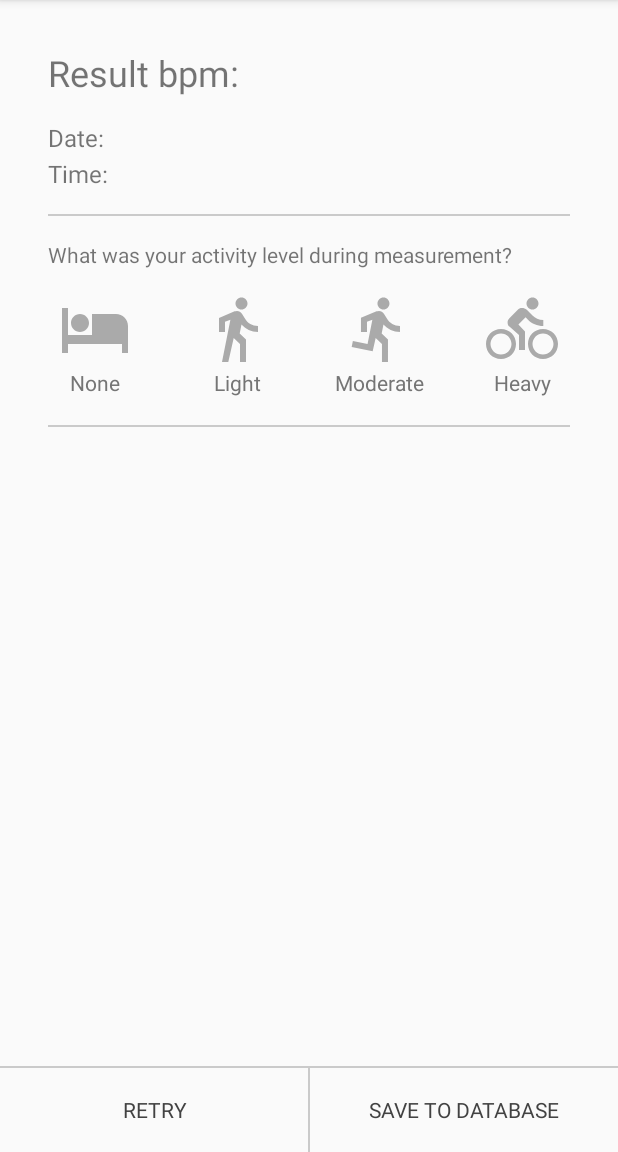
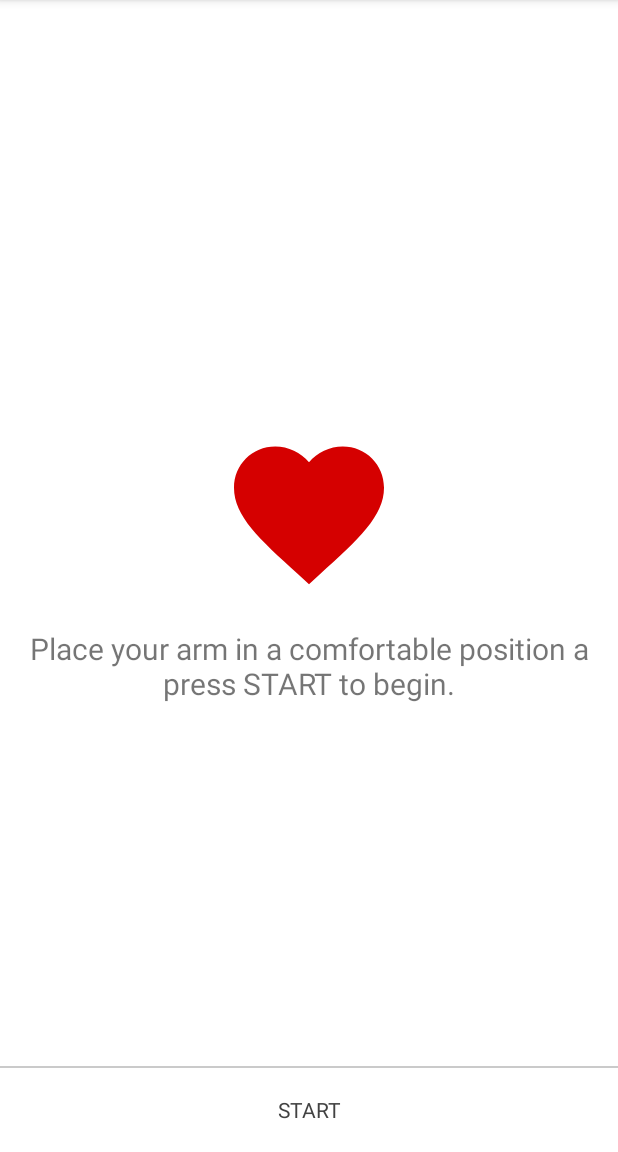
Before and after one commit to dotocan/Stresomjer, an Android app: the MeasureActivity screen opened directly, with no data from a screen before it, on a phone screen of 412 x 824 dp, the part 84-1236 px from its top. Run offline under Robolectric (Android 15) with nearby library versions, the phone set to English and light mode, and no system bars; 2 statements that could not run were skipped.

Commit message:
Fixed a few bugs.

```diff
--- a/build.gradle
+++ b/build.gradle
@@ -5,7 +5,7 @@ buildscript {
         jcenter()
     }
     dependencies {
-        classpath 'com.android.tools.build:gradle:2.1.2'
+        classpath 'com.android.tools.build:gradle:2.1.3'
 
         // NOTE: Do not place your application dependencies here; they belong
         // in the individual module build.gradle files
--- a/mobile/src/main/java/es/esy/stresomjer/stresomjer/view/activity/MeasureActivity.java
+++ b/mobile/src/main/java/es/esy/stresomjer/stresomjer/view/activity/MeasureActivity.java
@@ -2,8 +2,8 @@ package es.esy.stresomjer.stresomjer.view.activity;
 
 import android.animation.ObjectAnimator;
 import android.animation.PropertyValuesHolder;
+import android.content.Intent;
 import android.content.SharedPreferences;
-import android.os.Handler;
 import android.support.annotation.NonNull;
 import android.support.annotation.Nullable;
 import android.support.v4.content.ContextCompat;
@@ -14,7 +14,6 @@ import android.support.v7.widget.Toolbar;
 import android.text.TextUtils;
 import android.util.Log;
 import android.view.View;
-import android.widget.AdapterView;
 import android.widget.ImageView;
 import android.widget.RelativeLayout;
 import android.widget.TextView;
@@ -50,26 +49,34 @@ import retrofit2.converter.gson.GsonConverterFactory;
 
 public class MeasureActivity extends AppCompatActivity implements DataApi.DataListener,
         GoogleApiClient.ConnectionCallbacks,
-        GoogleApiClient.OnConnectionFailedListener,
-        AdapterView.OnItemSelectedListener {
+        GoogleApiClient.OnConnectionFailedListener {
 
+    // Result screen views
     private TextView tvRetry, tvSaveToDatabase;
     private TextView tvReceivedBpm, tvDate, tvTime;
+    private TextView tvNoActivity, tvLightActivity, tvModerateActivity, tvHeavyActivity;
+
+    // Loading screen views
     private RelativeLayout rlFullScreenLoadingPulsingHeart;
-    private ImageView imgPulsingHeart;
-    // TextViews with images
-    private TextView tvNoActivity, tvLightActivity, tvModerateActivity, tvHeavyActivity;
+    private ImageView imgPulsingHeart, imgCancelMeasureAction;
+    private TextView tvStartMeasuring;
+    private TextView tvMeasureInstructions;
 
     private static final String LOG_TAG = "Stresomjer phone";
     private GoogleApiClient mGoogleApiClient;
 
     private int count = 0;
 
-    private int bpm_value;
+    private int bpm_value = 0;
     private String date_measured;
     private String time_measured;
     private String user_id;
     private String activity;
+
+    // Used to switch rlFullScreenLoadingPulsingHeart between measuring and non-measuring state;
+    private boolean isInMeasuringState = false;
+
+    private ObjectAnimator objectAnimator;
 
     private SharedPreferences sharedPreferences;
 
@@ -90,18 +97,40 @@ public class MeasureActivity extends AppCompatActivity implements DataApi.DataLi
                 .addOnConnectionFailedListener(this)
                 .build();
 
-//        showPulsingHeart();
+        isInMeasuringState = false;
+        toggleMeasuringState();
+        showHeartScreen();
+    }
+
+    // tvStartMeasuring onClick method
+    public void startMeasuring(View v) {
+        isInMeasuringState = true;
+        toggleMeasuringState();
+        sendMeasureRequest();
+    }
+
+    // imgCancelMeasureAction onClick method
+    public void cancelMeasureAction(View v) {
+        isInMeasuringState = false;
+        toggleMeasuringState();
+        hideHeartScreen();
     }
 
     // tvRetry onClick method
     public void retryMeasurement(View v) {
-        startMeasuring();
+        isInMeasuringState = false;
+        toggleMeasuringState();
+        showHeartScreen();
     }
 
     // tvSaveToDatabase onClick method
     public void saveMeasurement(View v) {
+        if (bpm_value <= 0) {
+            Toast.makeText(MeasureActivity.this, getString(R.string.measurement_required), Toast.LENGTH_SHORT).show();
+        }
         if (TextUtils.isEmpty(activity)) {
-            Toast.makeText(MeasureActivity.this, getString(R.string.activity_level_required), Toast.LENGTH_SHORT).show();
+            Toast.makeText(MeasureActivity.this, getString(R.string.activity_level_required),
+                    Toast.LENGTH_SHORT).show();
         } else {
             sendToDatabase(user_id, bpm_value, date_measured, time_measured, activity);
         }
@@ -196,6 +225,9 @@ public class MeasureActivity extends AppCompatActivity implements DataApi.DataLi
             public void onResponse(Call<SimpleMeasurementServerResponse> call, Response<SimpleMeasurementServerResponse> response) {
                 SimpleMeasurementServerResponse resp = response.body();
                 Toast.makeText(MeasureActivity.this, resp.getMessage(), Toast.LENGTH_SHORT).show();
+
+                Intent i = new Intent(MeasureActivity.this, MainActivity.class);
+                startActivity(i);
             }
 
             @Override
@@ -216,39 +248,31 @@ public class MeasureActivity extends AppCompatActivity implements DataApi.DataLi
             supportActionBar.setDisplayHomeAsUpEnabled(true);
         }
 
-        // Initializing the widgets
+        // Result screen views
         tvRetry = (TextView) findViewById(R.id.tv_retry);
         tvSaveToDatabase = (TextView) findViewById(R.id.tv_save_to_database);
         tvReceivedBpm = (TextView) findViewById(R.id.tv_received_bpm);
         tvDate = (TextView) findViewById(R.id.tv_date);
         tvTime = (TextView) findViewById(R.id.tv_time);
-
         tvNoActivity = (TextView) findViewById(R.id.tv_no_activity);
         tvLightActivity = (TextView) findViewById(R.id.tv_light_activity);
         tvModerateActivity = (TextView) findViewById(R.id.tv_moderate_activity);
         tvHeavyActivity = (TextView) findViewById(R.id.tv_heavy_activity);
 
+        // Loading screen views
         rlFullScreenLoadingPulsingHeart = (RelativeLayout) findViewById(R.id.rl_full_screen_loading_pulsing_heart);
         imgPulsingHeart = (ImageView) findViewById(R.id.img_pulsing_heart);
+        imgCancelMeasureAction = (ImageView) findViewById(R.id.img_cancel_measure_action);
+        tvStartMeasuring = (TextView) findViewById(R.id.tv_start_measuring);
+        tvMeasureInstructions = (TextView) findViewById(R.id.tv_measure_instructions);
 
-        createPulsingEffect(imgPulsingHeart);
-    }
-
-    // Creating the pulse animation
-    private void createPulsingEffect(ImageView imageView) {
-        ObjectAnimator scaleDown = ObjectAnimator.ofPropertyValuesHolder(imageView,
-                PropertyValuesHolder.ofFloat("scaleX", 1.2f),
-                PropertyValuesHolder.ofFloat("scaleY", 1.2f));
-        scaleDown.setDuration(310);
-
-        scaleDown.setRepeatCount(ObjectAnimator.INFINITE);
-        scaleDown.setRepeatMode(ObjectAnimator.REVERSE);
-
-        scaleDown.start();
+        initObjectAnimator(imgPulsingHeart);
     }
 
     // Create a data map and put data in it
-    private void startMeasuring() {
+    private void sendMeasureRequest() {
+
+        // TODO uncomment this code
         // Make the request urgent
         PutDataMapRequest putDataMapReq = PutDataMapRequest.create("/start").setUrgent();
         putDataMapReq.getDataMap().putInt(Constants.START_KEY, count++);
@@ -256,19 +280,19 @@ public class MeasureActivity extends AppCompatActivity implements DataApi.DataLi
         PendingResult<DataApi.DataItemResult> pendingResult =
                 Wearable.DataApi.putDataItem(mGoogleApiClient, putDataReq);
 
-        Toast.makeText(MeasureActivity.this, "Started measuring", Toast.LENGTH_SHORT).show();
+        // Toast.makeText(MeasureActivity.this, "Started measuring", Toast.LENGTH_SHORT).show();
     }
 
     public void updateBpmText(int receivedBpmValue) {
         bpm_value = receivedBpmValue;
-        String bpmText = getString(R.string.result_bpm) + String.valueOf(receivedBpmValue);
+        String bpmText = getString(R.string.result_bpm) + " " + String.valueOf(receivedBpmValue);
         tvReceivedBpm.setText(bpmText);
     }
 
     @Override
     public void onConnected(@Nullable Bundle bundle) {
-        Toast.makeText(MeasureActivity.this, "Connected to watch", Toast.LENGTH_SHORT).show();
-        startMeasuring();
+        // Toast.makeText(MeasureActivity.this, "Connected to watch", Toast.LENGTH_SHORT).show();
+        // sendMeasureRequest();
         Wearable.DataApi.addListener(mGoogleApiClient, this);
     }
 
@@ -284,7 +308,10 @@ public class MeasureActivity extends AppCompatActivity implements DataApi.DataLi
 
                     updateBpmText(dataMap.getInt(Constants.BPM_KEY));
                     setDateTimeText();
-                    // hidePulsingHeart();
+                    hideHeartScreen();
+
+                    isInMeasuringState = false;
+                    toggleMeasuringState();
                 }
             } else if (event.getType() == DataEvent.TYPE_DELETED) {
                 // DataItem deleted
@@ -296,8 +323,8 @@ public class MeasureActivity extends AppCompatActivity implements DataApi.DataLi
         date_measured = DateFormat.getDateInstance().format(new Date());
         time_measured = DateFormat.getTimeInstance().format(new Date());
 
-        String dateTxt = getString(R.string.date) + date_measured;
-        String timeTxt = getString(R.string.time) + time_measured;
+        String dateTxt = getString(R.string.date) + " " + date_measured;
+        String timeTxt = getString(R.string.time) + " " + time_measured;
 
         tvDate.setText(dateTxt);
         tvTime.setText(timeTxt);
@@ -317,31 +344,38 @@ public class MeasureActivity extends AppCompatActivity implements DataApi.DataLi
     protected void onResume() {
         super.onResume();
         mGoogleApiClient.connect();
-//
-//        Handler handler = new Handler();
-//        handler.postDelayed(new Runnable() {
-//            @Override
-//            public void run() {
-//                 startMeasuring();
-//            }
-//        }, 1000);
     }
 
-    @Override
-    public void onItemSelected(AdapterView<?> parent, View view, int position, long id) {
-        activity = String.valueOf(parent.getItemAtPosition(position));
+
+    private void toggleMeasuringState() {
+        if (isInMeasuringState) {
+            tvMeasureInstructions.setText(getString(R.string.wait));
+            tvStartMeasuring.setVisibility(View.GONE);
+            imgCancelMeasureAction.setVisibility(View.VISIBLE);
+            objectAnimator.start();
+        } else {
+            tvMeasureInstructions.setText(getString(R.string.measure_instructions));
+            tvStartMeasuring.setVisibility(View.VISIBLE);
+            imgCancelMeasureAction.setVisibility(View.GONE);
+            objectAnimator.end();
+        }
     }
 
-    @Override
-    public void onNothingSelected(AdapterView<?> parent) {
-
-    }
-
-    private void showPulsingHeart() {
+    private void showHeartScreen() {
         rlFullScreenLoadingPulsingHeart.setVisibility(View.VISIBLE);
     }
 
-    private void hidePulsingHeart() {
+    private void hideHeartScreen() {
         rlFullScreenLoadingPulsingHeart.setVisibility(View.GONE);
     }
+
+    private void initObjectAnimator(ImageView imageView) {
+        objectAnimator = ObjectAnimator.ofPropertyValuesHolder(imageView,
+                PropertyValuesHolder.ofFloat("scaleX", 1.2f),
+                PropertyValuesHolder.ofFloat("scaleY", 1.2f));
+        objectAnimator.setDuration(310);
+
+        objectAnimator.setRepeatCount(ObjectAnimator.INFINITE);
+        objectAnimator.setRepeatMode(ObjectAnimator.REVERSE);
+    }
 }
--- a/mobile/src/main/java/es/esy/stresomjer/stresomjer/view/fragment/LoginFragment.java
+++ b/mobile/src/main/java/es/esy/stresomjer/stresomjer/view/fragment/LoginFragment.java
@@ -98,7 +98,7 @@ public class LoginFragment extends Fragment implements View.OnClickListener{
                 UserServerResponse userServerResponse = response.body();
                 Snackbar.make(getView(), userServerResponse.getMessage(), Snackbar.LENGTH_LONG).show();
 
-                if (userServerResponse.getResult().equals(Constants.SUCCESS)) {
+                if (userServerResponse.getResult().equals("success")) {
                     String userFirstName, userLastName, userEmail, userUniqueId;
                     SharedPreferences.Editor editor = sharedPreferences.edit();
 
@@ -115,6 +115,8 @@ public class LoginFragment extends Fragment implements View.OnClickListener{
                     editor.commit();
 
                     goToMain();
+                } else {
+                    rlFullScreenLoading.setVisibility(View.GONE);
                 }
             }
 
--- /dev/null
+++ b/mobile/src/main/res/drawable/ic_clear_black_24dp.xml
@@ -0,0 +1,9 @@
+<vector xmlns:android="http://schemas.android.com/apk/res/android"
+        android:width="24dp"
+        android:height="24dp"
+        android:viewportWidth="24.0"
+        android:viewportHeight="24.0">
+    <path
+        android:fillColor="#FF000000"
+        android:pathData="M19,6.41L17.59,5 12,10.59 6.41,5 5,6.41 10.59,12 5,17.59 6.41,19 12,13.41 17.59,19 19,17.59 13.41,12z"/>
+</vector>
--- a/mobile/src/main/res/layout/content_measure.xml
+++ b/mobile/src/main/res/layout/content_measure.xml
@@ -4,7 +4,8 @@
     android:layout_width="match_parent"
     android:layout_height="match_parent"
     xmlns:app="http://schemas.android.com/apk/res-auto"
-    app:layout_behavior="@string/appbar_scrolling_view_behavior">
+    app:layout_behavior="@string/appbar_scrolling_view_behavior"
+    android:animateLayoutChanges="true">
 
     <ScrollView
         android:layout_alignParentTop="true"
--- a/mobile/src/main/res/layout/full_screen_loading_pulsing_heart.xml
+++ b/mobile/src/main/res/layout/full_screen_loading_pulsing_heart.xml
@@ -5,7 +5,7 @@
     android:layout_width="match_parent"
     android:layout_height="match_parent"
     android:background="#fff"
-    android:visibility="gone">
+    android:animateLayoutChanges="true">
 
     <LinearLayout
         android:layout_width="match_parent"
@@ -21,14 +21,44 @@
             android:src="@drawable/ic_favorite_red_144dp"/>
 
         <TextView
+            android:id="@+id/tv_measure_instructions"
             android:layout_below="@+id/img_pulsing_heart"
             android:layout_width="match_parent"
             android:layout_height="wrap_content"
             android:gravity="center_horizontal"
-            android:text="@string/wait"
             android:layout_margin="@dimen/md_keylines"
-            android:textSize="24sp"/>
+            android:text="@string/measure_instructions"
+            android:textSize="20sp"/>
+    </LinearLayout>
 
+    <ImageView
+        android:id="@+id/img_cancel_measure_action"
+        android:layout_width="wrap_content"
+        android:layout_height="wrap_content"
+        android:layout_alignParentTop="true"
+        android:layout_alignParentRight="true"
+        android:layout_margin="@dimen/md_keylines"
+        android:src="@drawable/ic_clear_black_24dp"
+        android:onClick="cancelMeasureAction"/>
 
-    </LinearLayout>
+    <View
+        android:id="@+id/bottom_divider"
+        android:layout_above="@+id/tv_start_measuring"
+        android:layout_width="match_parent"
+        android:layout_height="1dp"
+        android:background="#cacaca" />
+
+    <TextView
+        android:id="@+id/tv_start_measuring"
+        android:layout_width="match_parent"
+        android:layout_height="56dp"
+        android:layout_alignParentBottom="true"
+        android:text="@string/start"
+        android:textColor="@color/dark_grey"
+        android:textAllCaps="true"
+        android:onClick="startMeasuring"
+        android:gravity="center"
+        android:clickable="true"
+        android:background="?attr/selectableItemBackground"/>
+
 </RelativeLayout>
--- a/mobile/src/main/res/values/strings.xml
+++ b/mobile/src/main/res/values/strings.xml
@@ -33,4 +33,7 @@
     <string name="activity_level_required">Choose your activity level to proceed.</string>
     <string name="empty_list">This list is empty.\nPress the + button to add some data.</string>
     <string name="about">About</string>
+    <string name="start">Start</string>
+    <string name="measure_instructions">Place your arm in a comfortable position a press START to begin.</string>
+    <string name="measurement_required">Please complete a measurement to proceed.</string>
 </resources>
--- a/mobile/src/main/res/values/styles.xml
+++ b/mobile/src/main/res/values/styles.xml
@@ -29,7 +29,7 @@
 
     <!--RecyclerView list styles-->
     <style name="MeasurementHeadingText" parent="@android:style/Widget.TextView">
-        <item name="android:textSize">18sp</item>
+        <item name="android:textSize">20sp</item>
         <item name="android:textColor">#555</item>
         <item name="android:layout_marginTop">0dp</item>
         <item name="android:layout_marginBottom">0dp</item>
--- a/wear/build.gradle
+++ b/wear/build.gradle
@@ -22,6 +22,7 @@ android {
 
 dependencies {
     compile fileTree(dir: 'libs', include: ['*.jar'])
-    compile 'com.google.android.support:wearable:2.0.0-alpha1'
+    compile 'com.google.android.support:wearable:1.4.0'
     compile 'com.google.android.gms:play-services-wearable:9.4.0'
+    compile 'com.google.android.gms:play-services-fitness:9.4.0'
 }
--- a/wear/src/main/AndroidManifest.xml
+++ b/wear/src/main/AndroidManifest.xml
@@ -4,6 +4,7 @@
 
     <uses-feature android:name="android.hardware.type.watch" />
 
+    <uses-permission android:name="android.permission.INTERNET" />
     <uses-permission android:name="android.permission.BODY_SENSORS" />
 
     <application
```
Also changed, not shown: mobile/build.gradle (+12 -5 lines), mobile/src/main/AndroidManifest.xml (+10 -3 lines), wear/src/main/java/es/esy/stresomjer/stresomjer/MainActivity.java (+11 -9 lines), gradle/wrapper/gradle-wrapper.properties.
